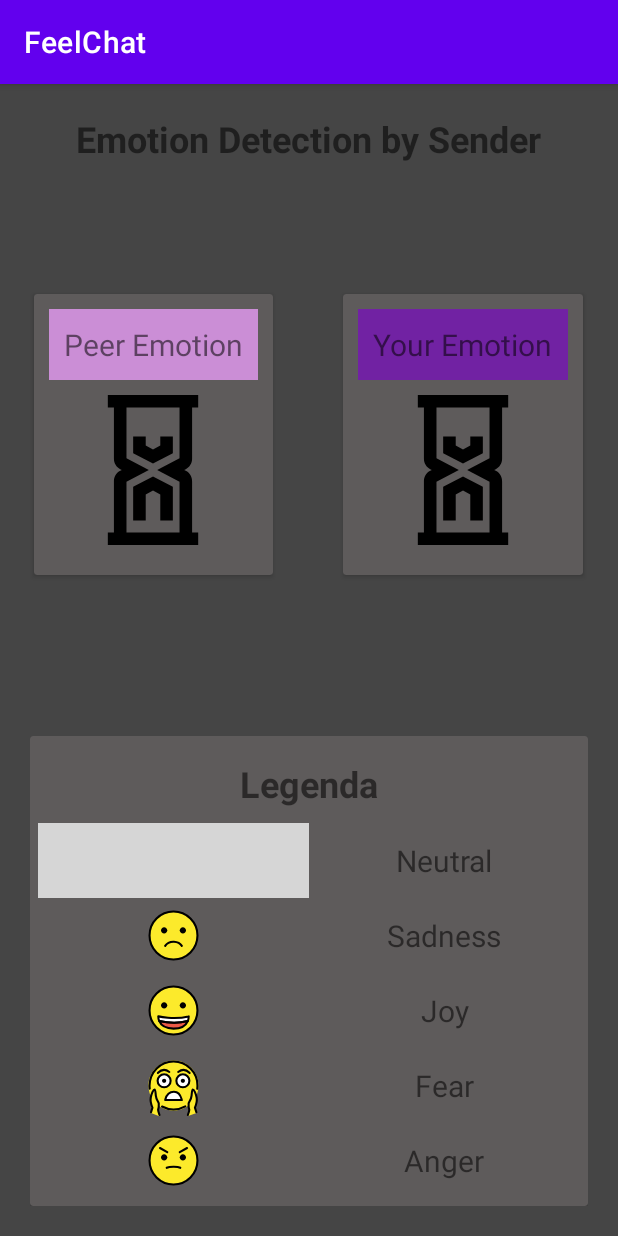
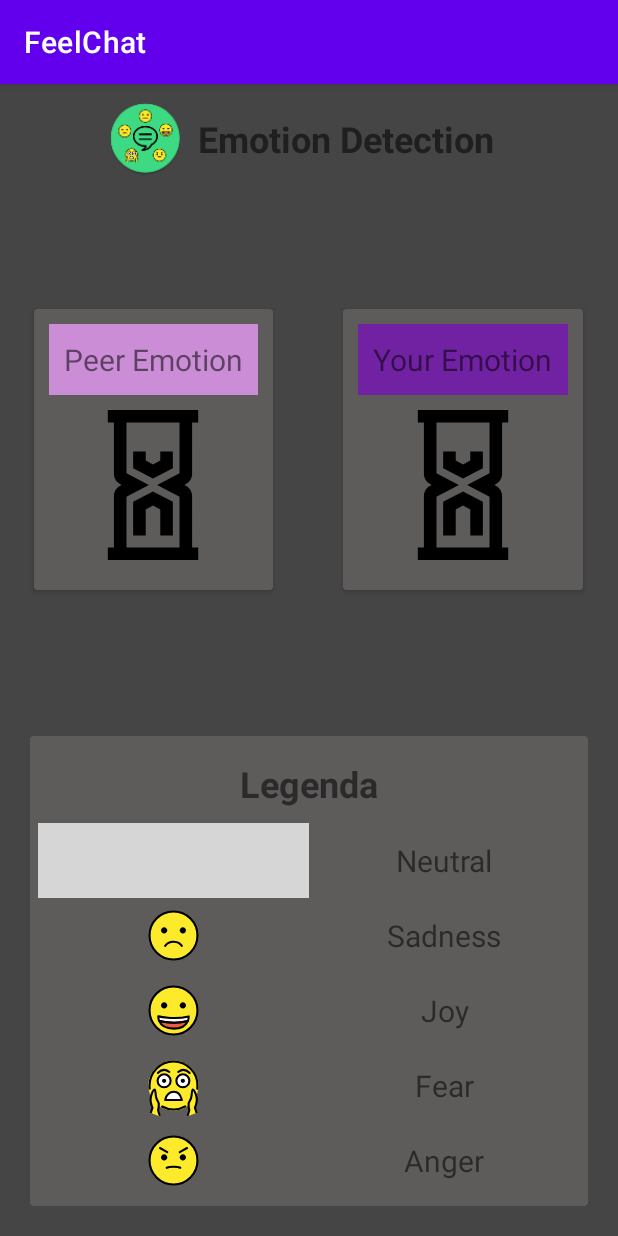
Before and after one commit to gerti98/MobileProject, an Android app: the ChatActivity screen opened directly, with no data from a screen before it, after a tap on an icon or button, on a phone screen of 412 x 824 dp. Run offline under Robolectric (Android 15) with nearby library versions, the phone set to English and light mode, and no system bars; our stand-ins replace Firebase (no records; nobody signed in at launch, a user with empty details on screens opened directly); 1 statement that could not run was skipped; grey boxes are pictures that could not be loaded.

Commit message:
small UI improvements

```diff
--- a/ChatApp/app/src/main/java/com/example/chatapp/activity/ClassificationInfoActivity.java
+++ b/ChatApp/app/src/main/java/com/example/chatapp/activity/ClassificationInfoActivity.java
@@ -20,7 +20,7 @@ import java.util.ArrayList;
 import java.util.List;
 
 public class ClassificationInfoActivity  extends AppCompatActivity implements UICallback {
-    private static final String TAG = "ChatActivity";
+    private static final String TAG = "ChatApp/ChatActivity";
     List<Message> chatMessages;
     ImageView peerImageView;
     ImageView yourImageView;
@@ -39,13 +39,23 @@ public class ClassificationInfoActivity  extends AppCompatActivity implements UI
         EmotionClassificationLogic emotionClassificationLogic = new EmotionClassificationLogic(displayName);
         List<Message> peerMessages = emotionClassificationLogic.getCommonMessagesToClassify(chatMessages, (String) peerImageView.getTag(),2);
         List<Message> yourMessages = emotionClassificationLogic.getCommonMessagesToClassify(chatMessages, (String) yourImageView.getTag(),1);
-        Log.i(TAG, "PeerMessages to classify: " + peerMessages.size());
+        Log.i(TAG, "YourMessages to classify: " + yourMessages.size());
         Log.i(TAG, "PeerMessages to classify: " + peerMessages.size());
         if(peerMessages.size() > 0){
+            StringBuilder messages = new StringBuilder();
+            for(Message m: peerMessages){
+                messages.append(m.getText()).append(", ");
+            }
+            Log.i(TAG, "Classifying (peer): [" + messages + "]");
             emotionClassificationLogic.performMessageClassification(getApplicationContext(), peerMessages, (UICallback) this, 2);
         }
 
         if(yourMessages.size() > 0){
+            StringBuilder messages = new StringBuilder();
+            for(Message m: yourMessages){
+                 messages.append(m.getText()).append(", ");
+            }
+            Log.i(TAG, "Classifying (your): [" + messages + "]");
             emotionClassificationLogic.performMessageClassification(getApplicationContext(), yourMessages, (UICallback) this, 1);
         }
     }
--- a/ChatApp/app/src/main/java/com/example/chatapp/util/CustomAsyncTask.java
+++ b/ChatApp/app/src/main/java/com/example/chatapp/util/CustomAsyncTask.java
@@ -12,7 +12,7 @@ import okhttp3.Request;
 import okhttp3.Response;
 
 public class CustomAsyncTask extends AsyncTask {
-    private static final String TAG = "ChatActivity";
+    private static final String TAG = "ChatApp/ChatActivity";
     private UICallback responseCallbacks;
     private List<Request> requestList;
     private List<String> results;
--- a/ChatApp/app/src/main/res/layout/activity_classification_info.xml
+++ b/ChatApp/app/src/main/res/layout/activity_classification_info.xml
@@ -14,14 +14,28 @@
         android:gravity="center_horizontal"
         android:orientation="vertical">
 
-        <TextView
-            android:id="@+id/titleAlert"
-            android:layout_width="wrap_content"
+        <LinearLayout
+            android:layout_width="match_parent"
             android:layout_height="wrap_content"
-            android:paddingTop="20dp"
-            android:text="Emotion Detection by Sender"
-            android:textSize="24sp"
-            android:textStyle="bold" />
+            android:gravity="center_horizontal|center_vertical"
+            android:orientation="horizontal"
+            android:padding="10dp">
+
+            <ImageView
+                android:id="@+id/imageView7"
+                android:layout_width="50dp"
+                android:layout_height="50dp"
+                app:srcCompat="@mipmap/ic_launcher_round" />
+
+            <TextView
+                android:id="@+id/titleAlert"
+                android:layout_width="wrap_content"
+                android:layout_height="wrap_content"
+                android:layout_margin="10dp"
+                android:text="Emotion Detection"
+                android:textSize="24sp"
+                android:textStyle="bold" />
+        </LinearLayout>
 
         <LinearLayout
             android:layout_width="match_parent"
```
Also changed, not shown: ChatApp/app/src/main/res/layout/activity_main.xml (+11 -2 lines).
